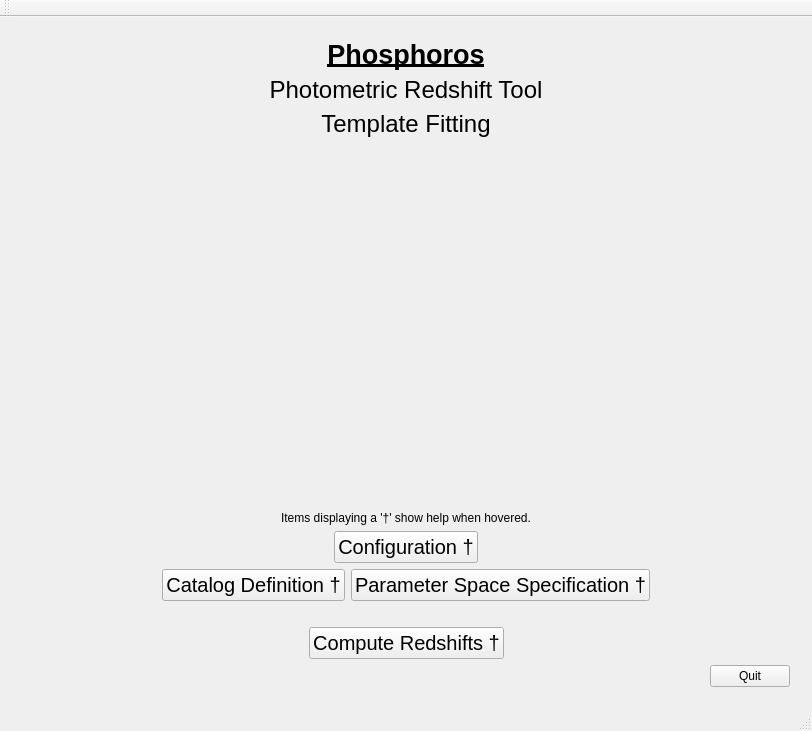
This is PhzQtUI/auxdir/PhzQtUI/MainWindow.ui in astrorama/Phosphoros as Qt 5 draws it before an edit. The edited form follows.
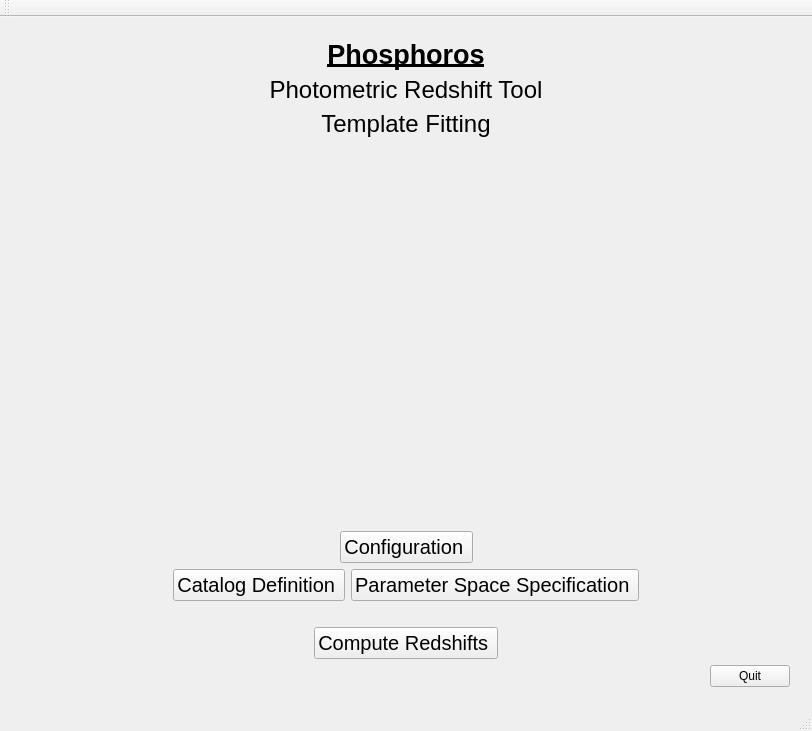
This is the edited form. Custom widgets are drawn as their Qt base class.

Diff of the .ui file:
```diff
--- a/PhzQtUI/auxdir/PhzQtUI/MainWindow.ui
+++ b/PhzQtUI/auxdir/PhzQtUI/MainWindow.ui
@@ -101,21 +101,6 @@
           </item>
          </layout>
         </item>
-        <item>
-         <widget class="QLabel" name="label_4">
-          <property name="font">
-           <font>
-            <pointsize>9</pointsize>
-           </font>
-          </property>
-          <property name="text">
-           <string>Items displaying a '†' show help when hovered.</string>
-          </property>
-          <property name="alignment">
-           <set>Qt::AlignCenter</set>
-          </property>
-         </widget>
-        </item>
         <item>
          <layout class="QHBoxLayout" name="horizontalLayout_6">
           <item>
@@ -148,7 +133,7 @@
              <string>Working directory path definition, Auxiliary data management and Catalog fillter mapping definition.</string>
             </property>
             <property name="text">
-             <string>Configuration †</string>
+             <string>Configuration </string>
             </property>
            </widget>
           </item>
@@ -193,7 +178,7 @@
              <string>Define the Mapping between the catalog file(s) columns and the filters</string>
             </property>
             <property name="text">
-             <string>Catalog Definition †</string>
+             <string>Catalog Definition </string>
             </property>
            </widget>
           </item>
@@ -214,7 +199,7 @@
              <string>Specify the parameter space for the creation of model grid.</string>
             </property>
             <property name="text">
-             <string>Parameter Space Specification †</string>
+             <string>Parameter Space Specification </string>
             </property>
            </widget>
           </item>
@@ -295,7 +280,7 @@
              <string>Compute the model grid, calculate photometric photometric correction and run template fitting in order to produce photo-z catalog.</string>
             </property>
             <property name="text">
-             <string>Compute Redshifts †</string>
+             <string>Compute Redshifts </string>
             </property>
            </widget>
           </item>
```
Left out of the diff: 2 changed lines with no effect on the pictures.
